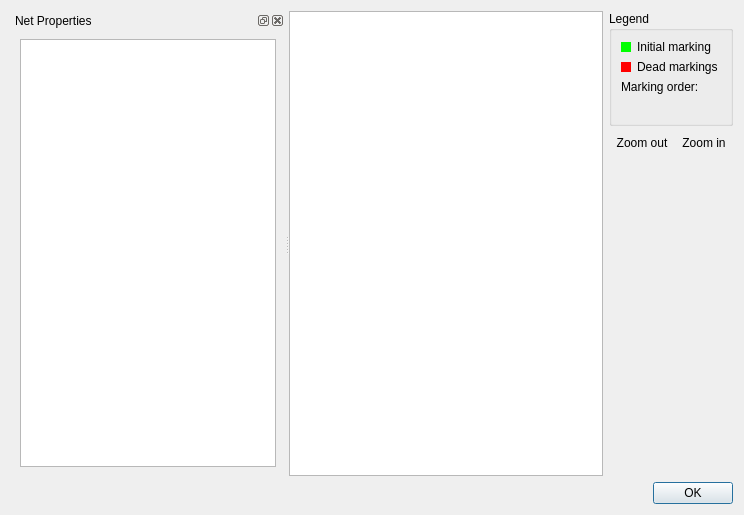
Above: plugins/coveragegraph/coveragegraph.ui from zettdaymond/opulus before the change. Below: the same form after it.
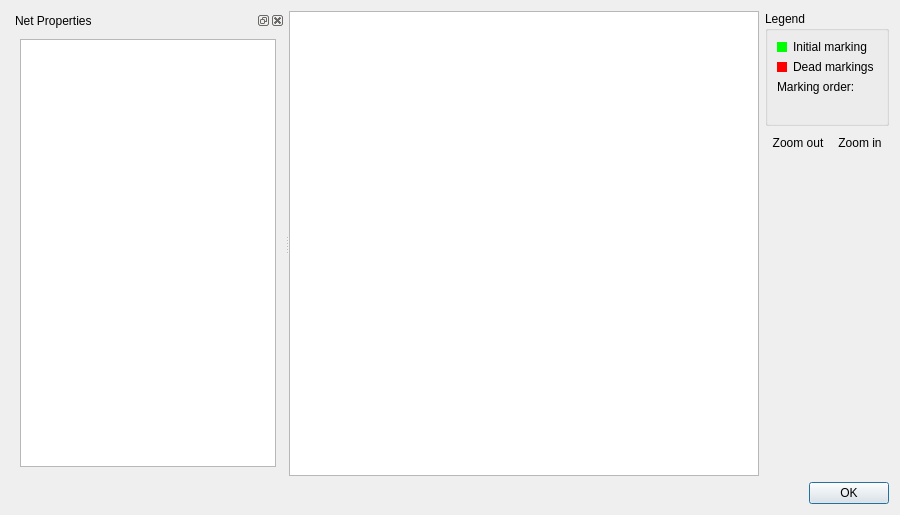
That is the form after the change. Icons and pictures are not drawn.

Commit message: Increase coverage graph plugin ui width.

Patch:
```diff
--- a/plugins/coveragegraph/coveragegraph.ui
+++ b/plugins/coveragegraph/coveragegraph.ui
@@ -6,7 +6,7 @@
    <rect>
     <x>0</x>
     <y>0</y>
-    <width>744</width>
+    <width>900</width>
     <height>515</height>
    </rect>
   </property>
```
Left out of the diff: 3 changed lines with no effect on the pictures.
